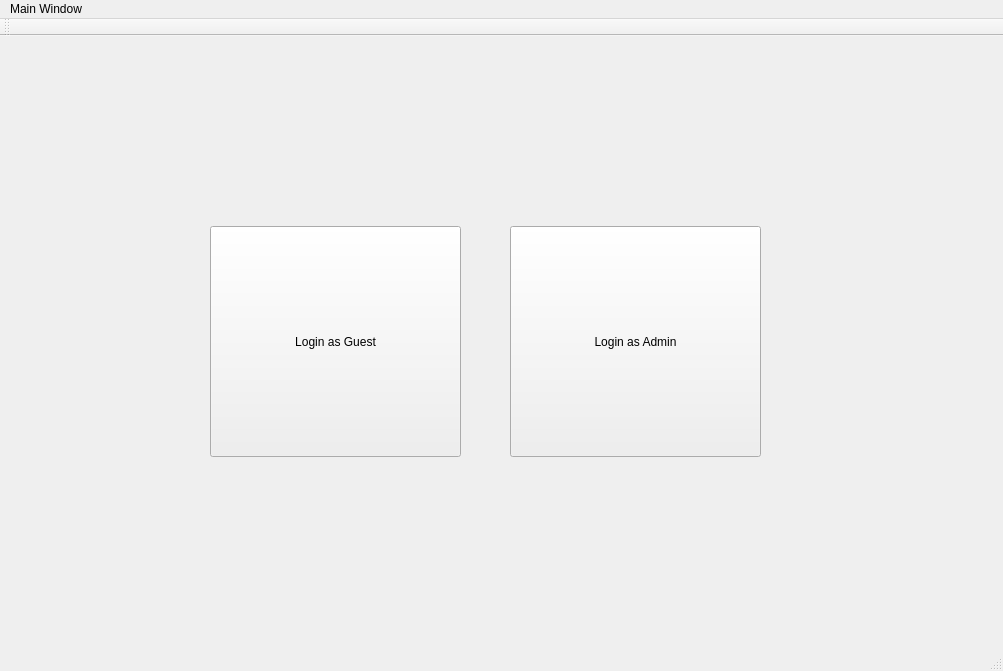
Before: the Qt Designer form CS1C_Project/mainwindow.ui in tootgod/CS1C_Big_Win_Bois_Class_Project, drawn with Qt 5.
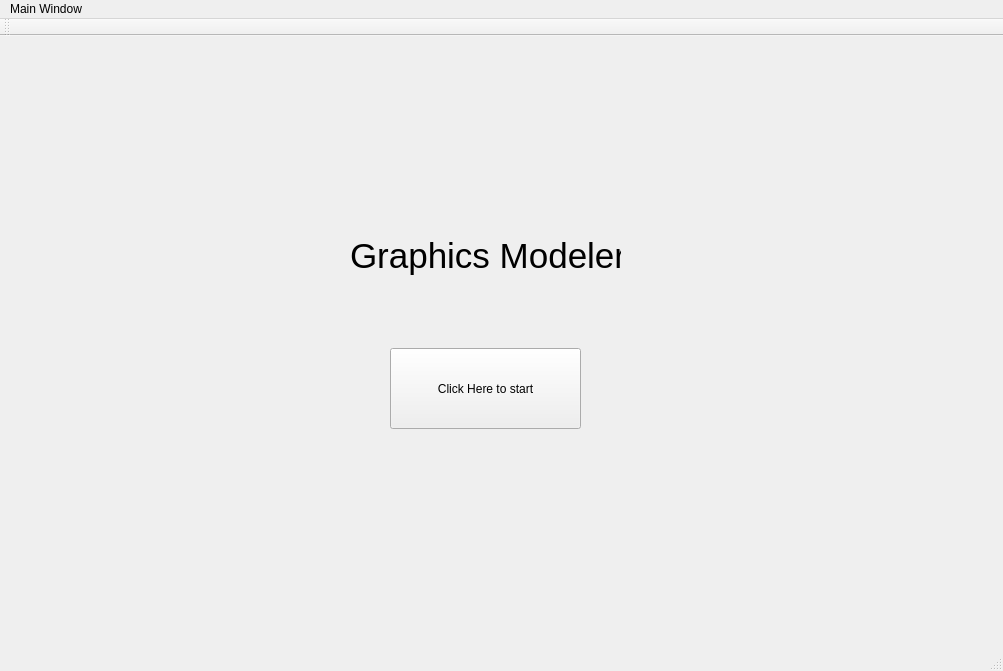
After: the same form once the commit is applied.

Commit message:
Adds new startup screen and logout feature
Also removes unneeded files

The edit to the form file:
```diff
--- a/CS1C_Project/mainwindow.ui
+++ b/CS1C_Project/mainwindow.ui
@@ -14,30 +14,30 @@
    <string>MainWindow</string>
   </property>
   <widget class="QWidget" name="centralWidget">
-   <widget class="QPushButton" name="pushButton">
+   <widget class="QLabel" name="label">
     <property name="geometry">
      <rect>
-      <x>510</x>
-      <y>190</y>
-      <width>251</width>
-      <height>231</height>
+      <x>350</x>
+      <y>160</y>
+      <width>271</width>
+      <height>121</height>
      </rect>
     </property>
     <property name="text">
-     <string>Login as Admin</string>
+     <string>&lt;html&gt;&lt;head/&gt;&lt;body&gt;&lt;p&gt;&lt;span style=&quot; font-size:26pt;&quot;&gt;Graphics Modeler&lt;/span&gt;&lt;/p&gt;&lt;/body&gt;&lt;/html&gt;</string>
     </property>
    </widget>
-   <widget class="QPushButton" name="guestLogin">
+   <widget class="QPushButton" name="pushButton">
     <property name="geometry">
      <rect>
-      <x>210</x>
-      <y>190</y>
-      <width>251</width>
-      <height>231</height>
+      <x>390</x>
+      <y>312</y>
+      <width>191</width>
+      <height>81</height>
      </rect>
     </property>
     <property name="text">
-     <string>Login as Guest</string>
+     <string>Click Here to start</string>
     </property>
    </widget>
   </widget>
```
The commit also changes 7 other files.
